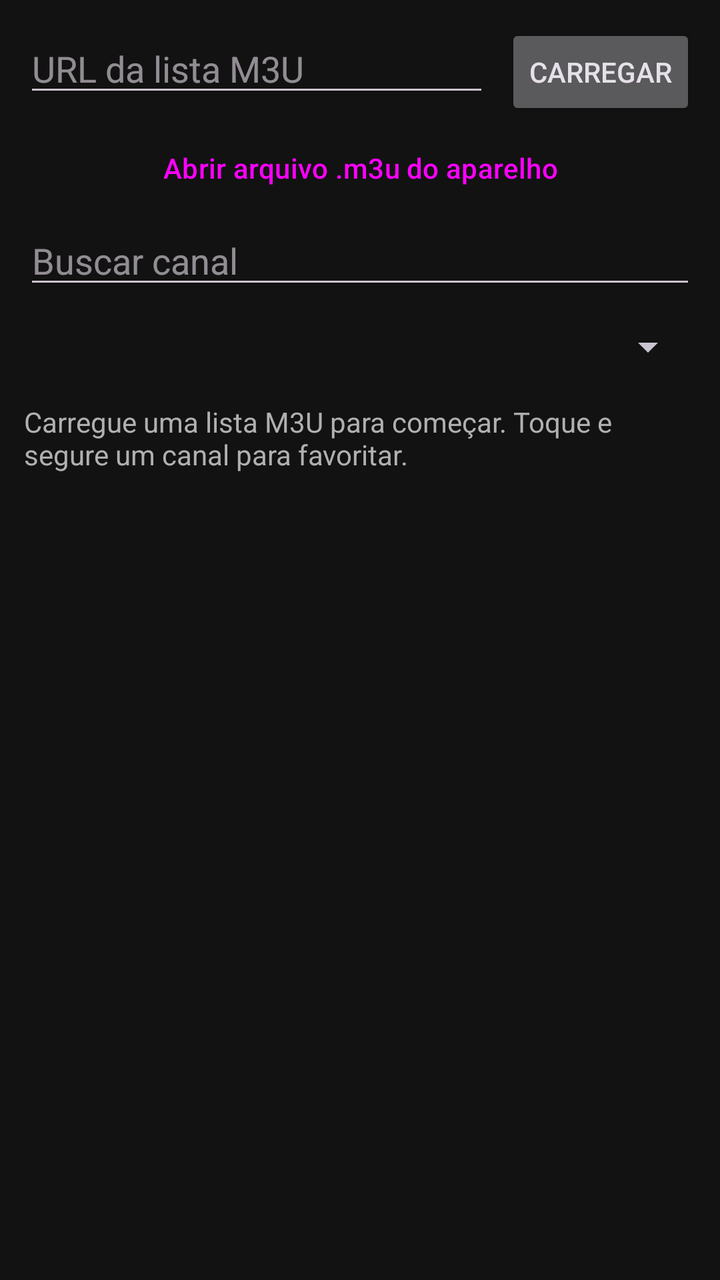
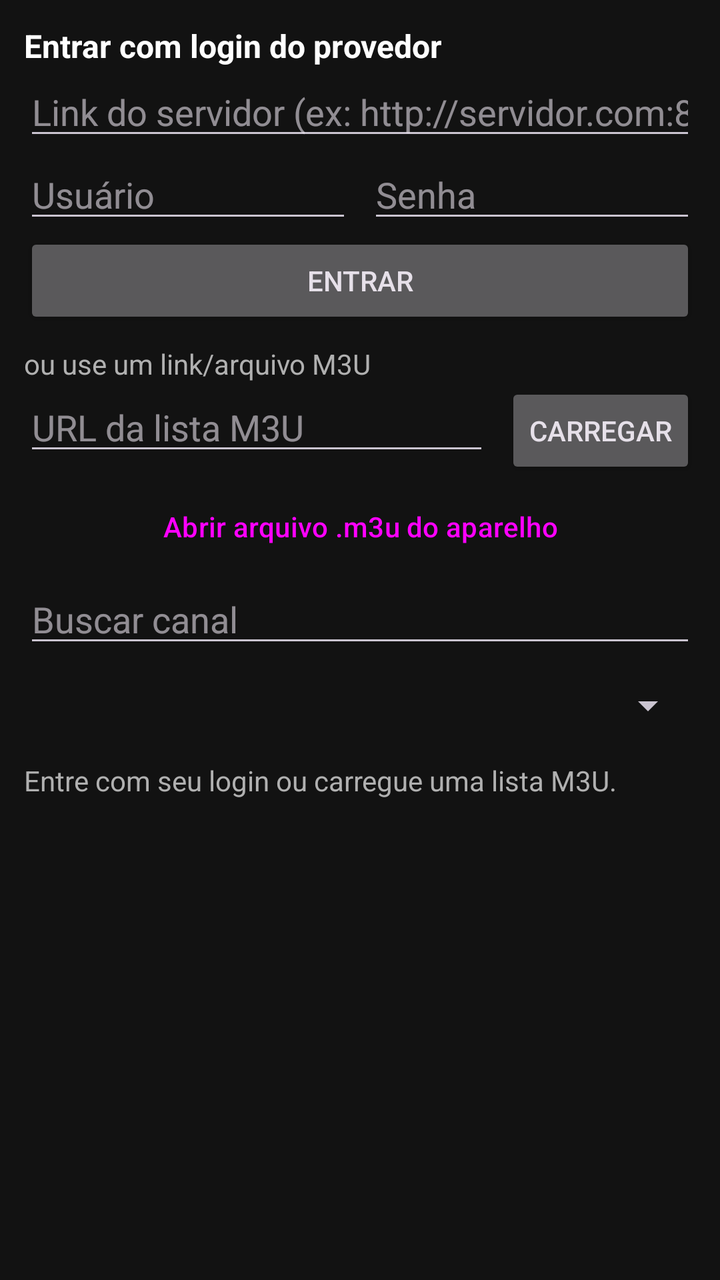

Compare the two renders of this Android layout. The source of the first and the diff that turns it into the second are given below.
<!-- AndroidManifest.xml: application theme Theme.IPTV -->
<!-- res/layout/activity_main.xml -->
<?xml version="1.0" encoding="utf-8"?>
<LinearLayout xmlns:android="http://schemas.android.com/apk/res/android"
    android:layout_width="match_parent"
    android:layout_height="match_parent"
    android:fitsSystemWindows="true"
    android:orientation="vertical"
    android:padding="12dp">

    <LinearLayout
        android:layout_width="match_parent"
        android:layout_height="wrap_content"
        android:orientation="horizontal">

        <EditText
            android:id="@+id/urlInput"
            android:layout_width="0dp"
            android:layout_height="wrap_content"
            android:layout_weight="1"
            android:hint="URL da lista M3U"
            android:imeOptions="actionGo"
            android:inputType="textUri"
            android:singleLine="true" />

        <Button
            android:id="@+id/btnLoad"
            android:layout_width="wrap_content"
            android:layout_height="wrap_content"
            android:layout_marginStart="8dp"
            android:text="Carregar" />
    </LinearLayout>

    <Button
        android:id="@+id/btnFile"
        style="?attr/materialButtonOutlinedStyle"
        android:layout_width="match_parent"
        android:layout_height="wrap_content"
        android:text="Abrir arquivo .m3u do aparelho" />

    <EditText
        android:id="@+id/search"
        android:layout_width="match_parent"
        android:layout_height="wrap_content"
        android:hint="Buscar canal"
        android:inputType="text"
        android:singleLine="true" />

    <Spinner
        android:id="@+id/groupSpinner"
        android:layout_width="match_parent"
        android:layout_height="wrap_content"
        android:minHeight="48dp" />

    <TextView
        android:id="@+id/status"
        android:layout_width="match_parent"
        android:layout_height="wrap_content"
        android:paddingTop="4dp"
        android:paddingBottom="4dp"
        android:text="Carregue uma lista M3U para começar. Toque e segure um canal para favoritar."
        android:textColor="#B0B0B0" />

    <androidx.recyclerview.widget.RecyclerView
        android:id="@+id/list"
        android:layout_width="match_parent"
        android:layout_height="0dp"
        android:layout_weight="1" />
</LinearLayout>
<!-- resources referenced by this layout -->
<resources>
  <style name="Theme.IPTV" parent="Theme.Material3.Dark.NoActionBar">
          <item name="colorPrimary">#E53935</item>
          <item name="colorOnPrimary">#FFFFFF</item>
          <item name="android:windowBackground">#121212</item>
          <item name="android:statusBarColor">#121212</item>
      </style>
</resources>

<!-- the commit's change to res/layout/activity_main.xml (unified diff, before → after) -->
@@ -1,67 +1,137 @@
 <?xml version="1.0" encoding="utf-8"?>
 <LinearLayout xmlns:android="http://schemas.android.com/apk/res/android"
-    android:layout_width="match_parent"
-    android:layout_height="match_parent"
-    android:fitsSystemWindows="true"
-    android:orientation="vertical"
-    android:padding="12dp">
+	android:layout_width="match_parent"
+	android:layout_height="match_parent"
+	android:fitsSystemWindows="true"
+	android:orientation="vertical"
+	android:padding="12dp">
 
-    <LinearLayout
-        android:layout_width="match_parent"
-        android:layout_height="wrap_content"
-        android:orientation="horizontal">
+	<LinearLayout
+		android:id="@+id/sourcePanel"
+		android:layout_width="match_parent"
+		android:layout_height="wrap_content"
+		android:orientation="vertical">
 
-        <EditText
-            android:id="@+id/urlInput"
-            android:layout_width="0dp"
-            android:layout_height="wrap_content"
-            android:layout_weight="1"
-            android:hint="URL da lista M3U"
-            android:imeOptions="actionGo"
-            android:inputType="textUri"
-            android:singleLine="true" />
+		<TextView
+			android:layout_width="match_parent"
+			android:layout_height="wrap_content"
+			android:text="Entrar com login do provedor"
+			android:textColor="#FFFFFF"
+			android:textSize="16sp"
+			android:textStyle="bold" />
 
-        <Button
-            android:id="@+id/btnLoad"
-            android:layout_width="wrap_content"
-            android:layout_height="wrap_content"
-            android:layout_marginStart="8dp"
-            android:text="Carregar" />
-    </LinearLayout>
+		<EditText
+			android:id="@+id/serverInput"
+			android:layout_width="match_parent"
+			android:layout_height="wrap_content"
+			android:hint="Link do servidor (ex: http://servidor.com:8080)"
+			android:inputType="textUri"
+			android:singleLine="true" />
 
-    <Button
-        android:id="@+id/btnFile"
-        style="?attr/materialButtonOutlinedStyle"
-        android:layout_width="match_parent"
-        android:layout_height="wrap_content"
-        android:text="Abrir arquivo .m3u do aparelho" />
+		<LinearLayout
+			android:layout_width="match_parent"
+			android:layout_height="wrap_content"
+			android:orientation="horizontal">
 
-    <EditText
-        android:id="@+id/search"
-        android:layout_width="match_parent"
-        android:layout_height="wrap_content"
-        android:hint="Buscar canal"
-        android:inputType="text"
-        android:singleLine="true" />
+			<EditText
+				android:id="@+id/userInput"
+				android:layout_width="0dp"
+				android:layout_height="wrap_content"
+				android:layout_weight="1"
+				android:hint="Usuário"
+				android:inputType="text"
+				android:singleLine="true" />
 
-    <Spinner
-        android:id="@+id/groupSpinner"
-        android:layout_width="match_parent"
-        android:layout_height="wrap_content"
-        android:minHeight="48dp" />
+			<EditText
+				android:id="@+id/passInput"
+				android:layout_width="0dp"
+				android:layout_height="wrap_content"
+				android:layout_marginStart="8dp"
+				android:layout_weight="1"
+				android:hint="Senha"
+				android:imeOptions="actionGo"
+				android:inputType="textPassword"
+				android:singleLine="true" />
+		</LinearLayout>
 
-    <TextView
-        android:id="@+id/status"
-        android:layout_width="match_parent"
-        android:layout_height="wrap_content"
-        android:paddingTop="4dp"
-        android:paddingBottom="4dp"
-        android:text="Carregue uma lista M3U para começar. Toque e segure um canal para favoritar."
-        android:textColor="#B0B0B0" />
+		<Button
+			android:id="@+id/btnLogin"
+			android:layout_width="match_parent"
+			android:layout_height="wrap_content"
+			android:text="Entrar" />
 
-    <androidx.recyclerview.widget.RecyclerView
-        android:id="@+id/list"
-        android:layout_width="match_parent"
-        android:layout_height="0dp"
-        android:layout_weight="1" />
+		<TextView
+			android:layout_width="match_parent"
+			android:layout_height="wrap_content"
+			android:paddingTop="8dp"
+			android:text="ou use um link/arquivo M3U"
+			android:textColor="#B0B0B0" />
+
+		<LinearLayout
+			android:layout_width="match_parent"
+			android:layout_height="wrap_content"
+			android:orientation="horizontal">
+
+			<EditText
+				android:id="@+id/urlInput"
+				android:layout_width="0dp"
+				android:layout_height="wrap_content"
+				android:layout_weight="1"
+				android:hint="URL da lista M3U"
+				android:imeOptions="actionGo"
+				android:inputType="textUri"
+				android:singleLine="true" />
+
+			<Button
+				android:id="@+id/btnLoad"
+				android:layout_width="wrap_content"
+				android:layout_height="wrap_content"
+				android:layout_marginStart="8dp"
+				android:text="Carregar" />
+		</LinearLayout>
+
+		<Button
+			android:id="@+id/btnFile"
+			style="?attr/materialButtonOutlinedStyle"
+			android:layout_width="match_parent"
+			android:layout_height="wrap_content"
+			android:text="Abrir arquivo .m3u do aparelho" />
+	</LinearLayout>
+
+	<Button
+		android:id="@+id/btnToggle"
+		style="?attr/materialButtonOutlinedStyle"
+		android:layout_width="match_parent"
+		android:layout_height="wrap_content"
+		android:text="Trocar login / lista"
+		android:visibility="gone" />
+
+	<EditText
+		android:id="@+id/search"
+		android:layout_width="match_parent"
+		android:layout_height="wrap_content"
+		android:hint="Buscar canal"
+		android:inputType="text"
+		android:singleLine="true" />
+
+	<Spinner
+		android:id="@+id/groupSpinner"
+		android:layout_width="match_parent"
+		android:layout_height="wrap_content"
+		android:minHeight="48dp" />
+
+	<TextView
+		android:id="@+id/status"
+		android:layout_width="match_parent"
+		android:layout_height="wrap_content"
+		android:paddingTop="4dp"
+		android:paddingBottom="4dp"
+		android:text="Entre com seu login ou carregue uma lista M3U."
+		android:textColor="#B0B0B0" />
+
+	<androidx.recyclerview.widget.RecyclerView
+		android:id="@+id/list"
+		android:layout_width="match_parent"
+		android:layout_height="0dp"
+		android:layout_weight="1" />
 </LinearLayout>
